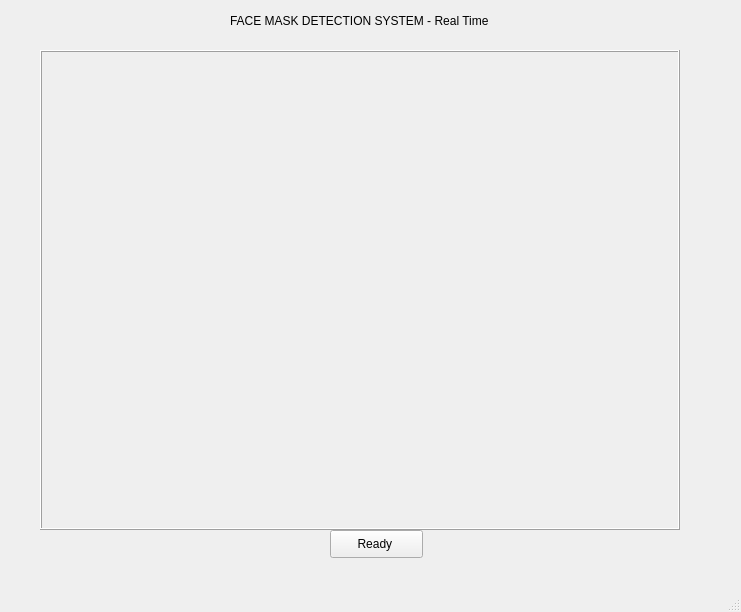
ahanafrakin/face_mask_detection, file mask_detection.ui: the form before one commit.
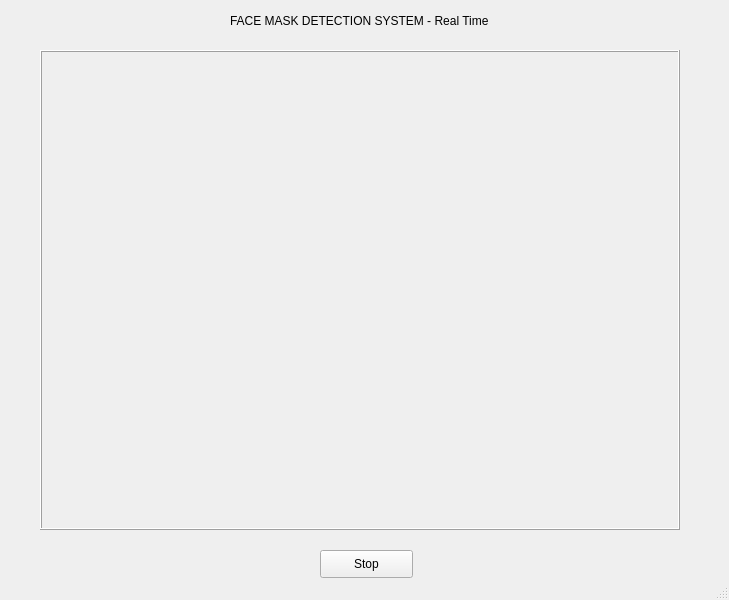
The form after the commit.

Commit message: Added start stop fixed some glitches

```diff
--- a/mask_detection.ui
+++ b/mask_detection.ui
@@ -6,8 +6,8 @@
    <rect>
     <x>0</x>
     <y>0</y>
-    <width>741</width>
-    <height>612</height>
+    <width>729</width>
+    <height>600</height>
    </rect>
   </property>
   <property name="windowTitle">
@@ -34,24 +34,14 @@
    <widget class="QPushButton" name="pushButton">
     <property name="geometry">
      <rect>
-      <x>330</x>
-      <y>530</y>
+      <x>320</x>
+      <y>550</y>
       <width>93</width>
       <height>28</height>
      </rect>
     </property>
     <property name="text">
-     <string>Ready </string>
-    </property>
-   </widget>
-   <widget class="QTimeEdit" name="timeEdit">
-    <property name="geometry">
-     <rect>
-      <x>920</x>
-      <y>10</y>
-      <width>118</width>
-      <height>22</height>
-     </rect>
+     <string>Stop</string>
     </property>
    </widget>
    <widget class="QLabel" name="cameraOutput">
```
Left out of the diff: 25 changed lines with no effect on the pictures. The commit also changes 1 other file.
